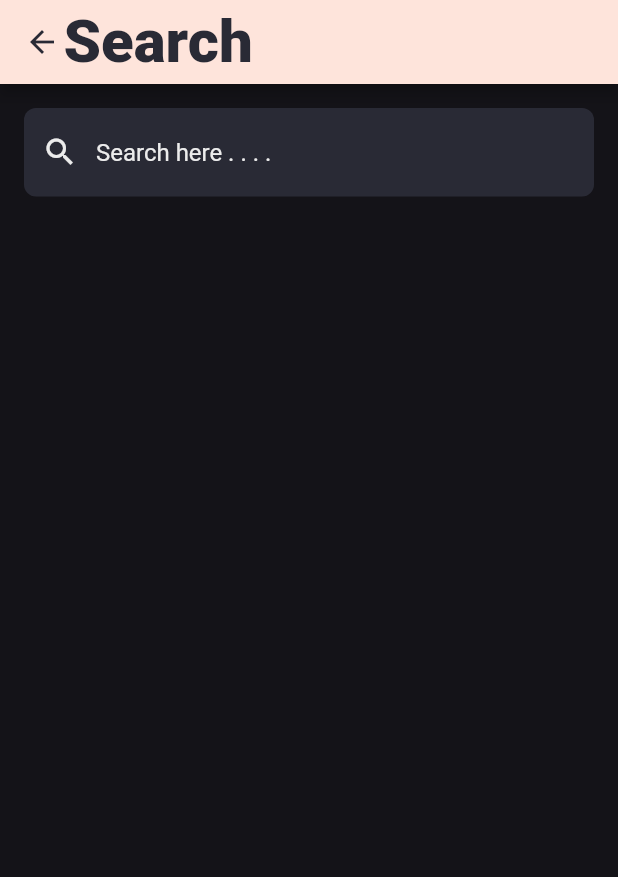
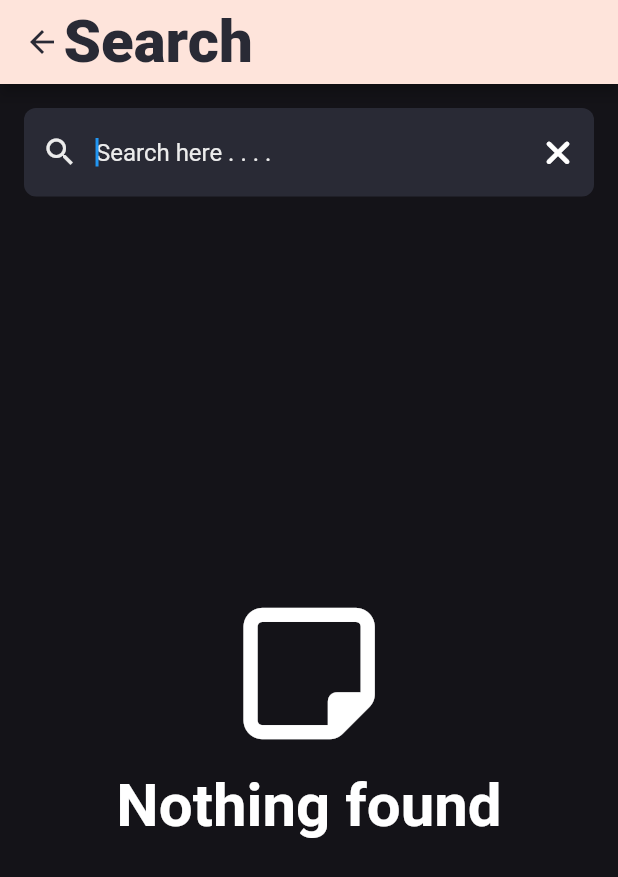
Before and after one commit to mohamed-ibrahem1/Tasks-App, a Flutter app: the SearchScreen screen opened directly, on a phone screen of 412 x 824 dp. Shown: the top 877 px of the screen. Run offline on Flutter 3.47's test engine with Material 2 defaults, Android fonts, the phone set to English and light mode, and no system bars; our stand-ins replace font_awesome_flutter, hexcolor, hive, hive_flutter; accounts and stored records are empty.

Commit message:
second commit

```diff
--- a/lib/screens/search_screen.dart
+++ b/lib/screens/search_screen.dart
@@ -1,8 +1,7 @@
 import 'package:flutter/material.dart';
+import 'package:font_awesome_flutter/font_awesome_flutter.dart';
 import 'package:hexcolor/hexcolor.dart';
-
 import '../main.dart';
-
 import 'task_editor.dart';
 
 class SearchScreen extends StatefulWidget {
@@ -13,6 +12,7 @@ class SearchScreen extends StatefulWidget {
 }
 
 class _SearchScreenState extends State<SearchScreen> {
+  TextEditingController searchController = TextEditingController();
   List displayList = List.from(box.values);
 
   void updateList(String value) {
@@ -34,7 +34,7 @@ class _SearchScreenState extends State<SearchScreen> {
           color: HexColor('292a35'),
         ),
         title: Align(
-          alignment: Alignment(-1.30, 0),
+          alignment: const Alignment(-1.30, 0),
           child: Text(
             'Search',
             style: TextStyle(
@@ -53,7 +53,9 @@ class _SearchScreenState extends State<SearchScreen> {
           children: [
             ///////////////////////////////////// TextField ////////////////////////////////////////////
             TextField(
+              controller: searchController,
               onChanged: (value) => updateList(value),
+              autofocus: true,
               style: TextStyle(
                 color: HexColor('ececec'),
               ),
@@ -68,6 +70,15 @@ class _SearchScreenState extends State<SearchScreen> {
                   Icons.search,
                   color: HexColor('ececec'),
                 ),
+                suffixIcon: IconButton(
+                  color: Colors.white,
+                  onPressed: () {
+                    searchController.clear();
+                  },
+                  icon: const Icon(
+                    FontAwesomeIcons.xmark,
+                  ),
+                ),
                 filled: true,
                 border: OutlineInputBorder(
                   borderRadius: BorderRadius.circular(8.0),
@@ -78,9 +89,32 @@ class _SearchScreenState extends State<SearchScreen> {
             const SizedBox(
               height: 20.0,
             ),
-            /////////////////////////////////////////////////////////************************************
+            ///////////////////////////////***IMPORTANT***//////////////////////////************************************
             Expanded(
-              child: ListView.separated(
+              child: displayList.isEmpty
+                  ? Center(
+                      child: Column(
+                        mainAxisAlignment: MainAxisAlignment.center,
+                        children: const [
+                          Icon(
+                            FontAwesomeIcons.noteSticky,
+                            color: Colors.white,
+                            size: 100,
+                          ),
+                          SizedBox(
+                            height: 15,
+                          ),
+                          Text(
+                            'Nothing found',
+                            style: TextStyle(
+                                color: Colors.white,
+                                fontSize: 40,
+                                fontWeight: FontWeight.bold),
+                          ),
+                        ],
+                      ),
+                    )
+                  : ListView.separated(
                       physics: const BouncingScrollPhysics(),
                       itemCount: displayList.length,
                       separatorBuilder: (BuildContext context, int index) {
```
Lines whose indentation alone changed are shown as unchanged.
